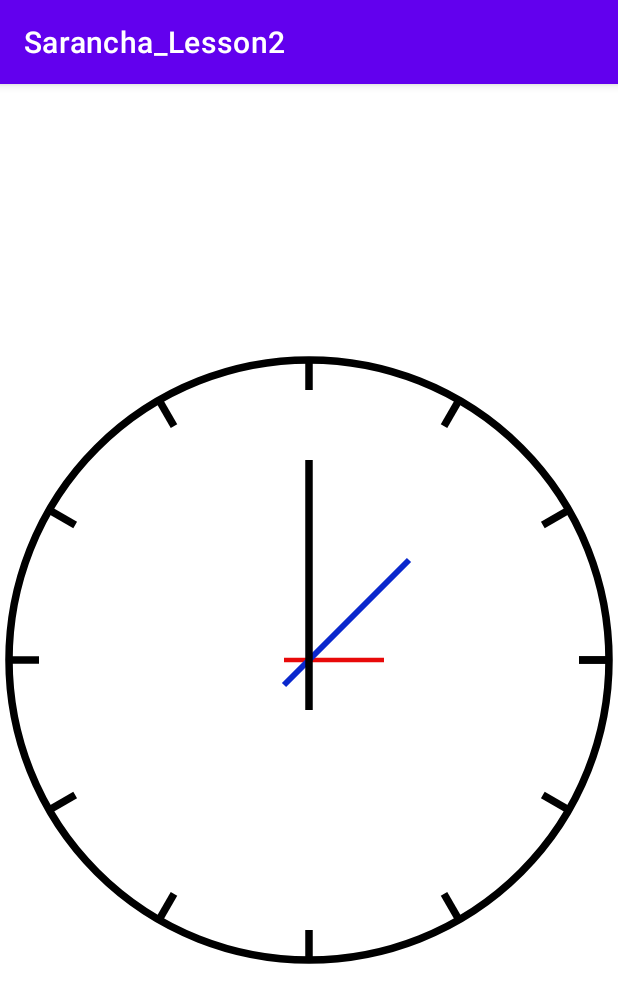
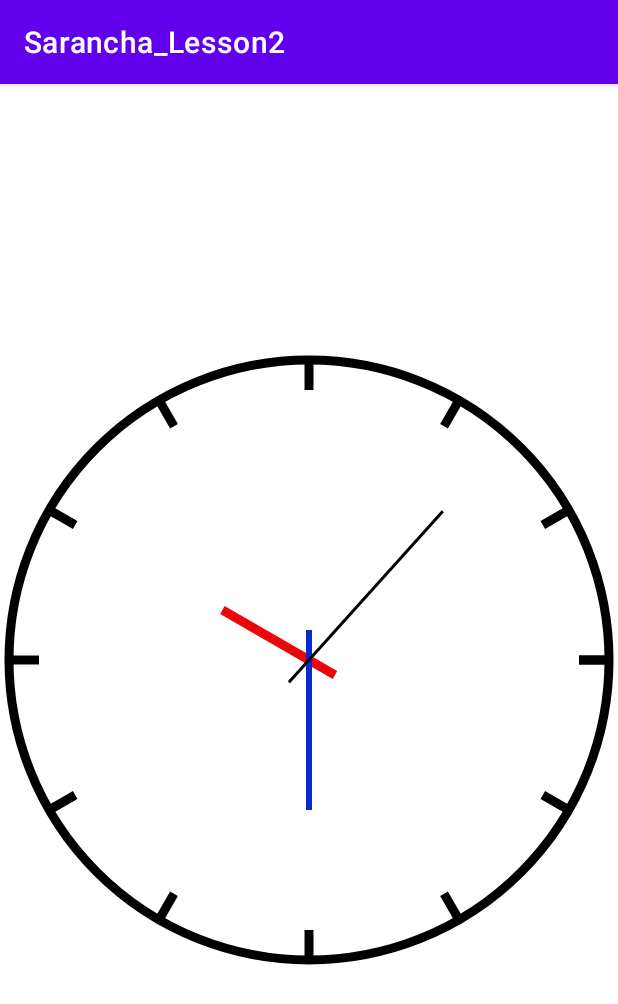
Before and after one commit to Danseren/Sarancha_Lesson2, an Android app: the screen it shows after launch (MainActivity), on a phone screen of 412 x 824 dp. Shown: the top 1004 px of the screen. Run offline under Robolectric (Android 15) with nearby library versions, the phone set to English and light mode, and no system bars.

Commit message:
Sarancha_Lesson_4_work | Настроил движение стрелок

```diff
--- a/app/src/main/java/ru/aston/sarancha_lesson2/ClockView.kt
+++ b/app/src/main/java/ru/aston/sarancha_lesson2/ClockView.kt
@@ -8,6 +8,7 @@ import android.graphics.Paint
 import android.util.AttributeSet
 import android.util.TypedValue
 import android.view.View
+import java.util.*
 import kotlin.math.cos
 import kotlin.math.sin
 import kotlin.properties.Delegates
@@ -17,7 +18,7 @@ class ClockView(
     attributeSet: AttributeSet?,
     defStyleAttr: Int,
     defStyleRes: Int
-    ) : View (context, attributeSet, defStyleAttr, defStyleRes){
+) : View(context, attributeSet, defStyleAttr, defStyleRes) {
 
     private var clockColor by Delegates.notNull<Int>()
     private var hourHandColor by Delegates.notNull<Int>()
@@ -29,9 +30,20 @@ class ClockView(
     private lateinit var minuteHandPaint: Paint
     private lateinit var secondHandPaint: Paint
 
-    constructor(context: Context, attributeSet: AttributeSet?, defStyleAttr: Int) : this (context, attributeSet, defStyleAttr, R.style.DefaultClockStyle)
-        constructor(context: Context, attributeSet: AttributeSet?) : this (context, attributeSet, R.attr.clockStyle)
-        constructor(context: Context) : this (context, null)
+    constructor(context: Context, attributeSet: AttributeSet?, defStyleAttr: Int) : this(
+        context,
+        attributeSet,
+        defStyleAttr,
+        R.style.DefaultClockStyle
+    )
+
+    constructor(context: Context, attributeSet: AttributeSet?) : this(
+        context,
+        attributeSet,
+        R.attr.clockStyle
+    )
+
+    constructor(context: Context) : this(context, null)
 
     init {
         if (attributeSet != null) {
@@ -42,14 +54,21 @@ class ClockView(
         initPaints()
     }
 
-    private fun initAttributes (attributeSet: AttributeSet?, defStyleAttr: Int, defStyleRes: Int) {
-        val typedArray: TypedArray = context.obtainStyledAttributes(attributeSet, R.styleable.ClockView, defStyleAttr, defStyleRes)
+    private fun initAttributes(attributeSet: AttributeSet?, defStyleAttr: Int, defStyleRes: Int) {
+        val typedArray: TypedArray = context.obtainStyledAttributes(
+            attributeSet,
+            R.styleable.ClockView,
+            defStyleAttr,
+            defStyleRes
+        )
+
         clockColor = typedArray.getColor(R.styleable.ClockView_clockColor, CLOCK_DEFAULT_COLOR)
-        hourHandColor = typedArray.getColor(R.styleable.ClockView_hourHandColor, HOUR_HAND_DEFAULT_COLOR)
-        minuteHandColor = typedArray.getColor(R.styleable.ClockView_minuteHandColor, MINUTE_HAND_DEFAULT_COLOR)
-        secondHandColor = typedArray.getColor(R.styleable.ClockView_secondHandColor, SECOND_HAND_DEFAULT_COLOR)
-
-
+        hourHandColor =
+            typedArray.getColor(R.styleable.ClockView_hourHandColor, HOUR_HAND_DEFAULT_COLOR)
+        minuteHandColor =
+            typedArray.getColor(R.styleable.ClockView_minuteHandColor, MINUTE_HAND_DEFAULT_COLOR)
+        secondHandColor =
+            typedArray.getColor(R.styleable.ClockView_secondHandColor, SECOND_HAND_DEFAULT_COLOR)
         typedArray.recycle()
     }
 
@@ -65,72 +84,101 @@ class ClockView(
         clockPaint.apply {
             color = clockColor
             style = Paint.Style.STROKE
-            strokeWidth = TypedValue.applyDimension(TypedValue.COMPLEX_UNIT_DIP, 5f, resources.displayMetrics)
+            strokeWidth =
+                TypedValue.applyDimension(TypedValue.COMPLEX_UNIT_DIP, 6f, resources.displayMetrics)
         }
 
         hourHandPaint = Paint(Paint.ANTI_ALIAS_FLAG)
         hourHandPaint.apply {
             color = hourHandColor
             style = Paint.Style.STROKE
-            strokeWidth = TypedValue.applyDimension(TypedValue.COMPLEX_UNIT_DIP, 3f, resources.displayMetrics)
+            strokeWidth =
+                TypedValue.applyDimension(TypedValue.COMPLEX_UNIT_DIP, 6f, resources.displayMetrics)
         }
 
         minuteHandPaint = Paint(Paint.ANTI_ALIAS_FLAG)
         minuteHandPaint.apply {
             color = minuteHandColor
             style = Paint.Style.STROKE
-            strokeWidth = TypedValue.applyDimension(TypedValue.COMPLEX_UNIT_DIP, 4f, resources.displayMetrics)
+            strokeWidth =
+                TypedValue.applyDimension(TypedValue.COMPLEX_UNIT_DIP, 4f, resources.displayMetrics)
         }
 
         secondHandPaint = Paint(Paint.ANTI_ALIAS_FLAG)
         secondHandPaint.apply {
             color = secondHandColor
             style = Paint.Style.STROKE
-            strokeWidth = TypedValue.applyDimension(TypedValue.COMPLEX_UNIT_DIP, 5f, resources.displayMetrics)
+            strokeWidth =
+                TypedValue.applyDimension(TypedValue.COMPLEX_UNIT_DIP, 2f, resources.displayMetrics)
         }
     }
 
     override fun onDraw(canvas: Canvas) {
         super.onDraw(canvas)
+
+        drawClock(canvas)
+        drawHands(canvas)
+        postInvalidateDelayed(500)
+        invalidate()
+    }
+
+    private fun drawClock(canvas: Canvas) {
         val centerWidth = (width / 2).toFloat()
         val centerHeight = (height / 2).toFloat()
-
-        val hourStartWidth = (width / 2 - 25).toFloat()
-        val hourStartHeight = (height / 2).toFloat()
-        val hourEndWidth = (width / 2 + 75).toFloat()
-        val hourEndHeight = (height / 2).toFloat()
-
-        val minuteStartWidth = (width / 2 - 25).toFloat()
-        val minuteStartHeight = (height / 2 + 25).toFloat()
-        val minuteEndWidth = (width / 2 + 100).toFloat()
-        val minuteEndHeight = (height / 2 - 100).toFloat()
-
-        val secondStartWidth = (width / 2).toFloat()
-        val secondStartHeight = (height / 2 + 50).toFloat()
-        val secondEndWidth = (width / 2).toFloat()
-        val secondEndHeight = (height / 2 - 200).toFloat()
 
         canvas.drawCircle(centerWidth, centerHeight, 300f, clockPaint)
 
         for (i in 0..360 step 30) {
-            canvas.drawLine(getXCoordinateOnCircle(300f, i.toDouble()), getYCoordinateOnCircle(300f, i.toDouble()), getXCoordinateOnCircle(270f, i.toDouble()), getYCoordinateOnCircle(270f, i.toDouble())  , clockPaint)
+            canvas.drawLine(
+                getXCoordinateOnCircle(300f, i.toDouble()),
+                getYCoordinateOnCircle(300f, i.toDouble()),
+                getXCoordinateOnCircle(270f, i.toDouble()),
+                getYCoordinateOnCircle(270f, i.toDouble()),
+                clockPaint
+            )
         }
-        canvas.drawLine(centerWidth, centerHeight, hourStartWidth, hourStartHeight, hourHandPaint)
-        canvas.drawLine(centerWidth, centerHeight, hourEndWidth, hourEndHeight, hourHandPaint)
-
-        canvas.drawLine(centerWidth, centerHeight, minuteStartWidth, minuteStartHeight, minuteHandPaint)
-        canvas.drawLine(centerWidth, centerHeight, minuteEndWidth, minuteEndHeight, minuteHandPaint)
-
-        canvas.drawLine(centerWidth, centerHeight, secondStartWidth, secondStartHeight, secondHandPaint)
-        canvas.drawLine(centerWidth, centerHeight, secondEndWidth, secondEndHeight, secondHandPaint)
     }
 
-    private fun getXCoordinateOnCircle(radius: Float, corner: Double) : Float {
+    private fun drawHands(canvas: Canvas) {
+        drawHand(canvas, Calendar.HOUR, hourHandPaint)
+        drawHand(canvas, Calendar.MINUTE, minuteHandPaint)
+        drawHand(canvas, Calendar.SECOND, secondHandPaint)
+    }
+
+    private fun drawHand(canvas: Canvas, handType: Int, paintTape: Paint) {
+        val calendar = Calendar.getInstance()
+        var corner = 90.0
+
+        var handLength = 100f
+        when (handType) {
+            Calendar.HOUR -> {
+                handLength = 100f
+                corner = 90.0 + calendar[handType] * 30
+            }
+            Calendar.MINUTE -> {
+                handLength = 150f
+                corner = 90.0 + calendar[handType] * 6
+            }
+            else -> {
+                handLength = 200f
+                corner = 90.0 + calendar[handType] * 6
+            }
+        }
+        canvas.drawLine(
+            getXCoordinateOnCircle(30f, corner),
+            getYCoordinateOnCircle(30f, corner),
+            getXCoordinateOnCircle(handLength, corner + 180.0),
+            getYCoordinateOnCircle(handLength, corner + 180.0),
+            paintTape
+        )
+    }
+
+    private fun getXCoordinateOnCircle(radius: Float, corner: Double): Float {
         val x = (width / 2) + radius * cos(Math.toRadians(corner))
         return x.toFloat()
     }
 
-    private fun getYCoordinateOnCircle(radius: Float, corner: Double) : Float {
+    private fun getYCoordinateOnCircle(radius: Float, corner: Double): Float {
         val y = (height / 2) + radius * sin(Math.toRadians(corner))
         return y.toFloat()
     }
@@ -140,5 +188,8 @@ class ClockView(
         const val HOUR_HAND_DEFAULT_COLOR = Color.BLACK
         const val MINUTE_HAND_DEFAULT_COLOR = Color.BLACK
         const val SECOND_HAND_DEFAULT_COLOR = Color.BLACK
+        const val HOUR_HAND = "HOUR_HAND"
+        const val MINUTE_HAND = "MINUTE_HAND"
+        const val SECOND_HAND = "SECOND_HAND"
     }
 }
```
